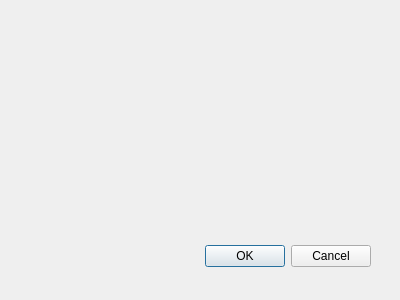
This is src/sendHushTransactionChat.ui in jahway603/SilentDragonLite as Qt 5 draws it before an edit. The edited form follows.
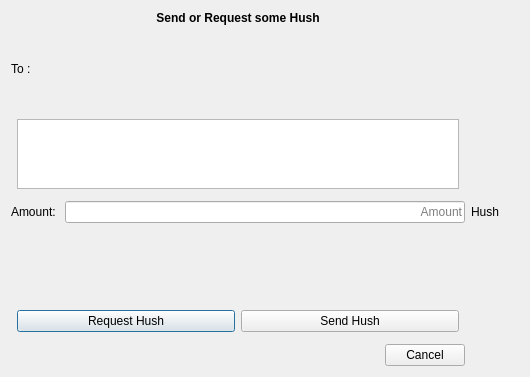
This is the edited form.

Commit message: add send Hush to a friend

What changed in the file:
```diff
--- a/src/sendHushTransactionChat.ui
+++ b/src/sendHushTransactionChat.ui
@@ -1,36 +1,203 @@
-<ui version="4.0" >
- <author></author>
- <comment></comment>
- <exportmacro></exportmacro>
- <class>Dialog</class>
- <widget class="QDialog" name="Dialog" >
-  <property name="geometry" >
+<?xml version="1.0" encoding="UTF-8"?>
+<ui version="4.0">
+ <class>transactionHush</class>
+ <widget class="QDialog" name="transactionHush">
+  <property name="geometry">
    <rect>
     <x>0</x>
     <y>0</y>
-    <width>400</width>
-    <height>300</height>
+    <width>530</width>
+    <height>377</height>
    </rect>
   </property>
   <property name="windowTitle" >
    <string>Dialog</string>
   </property>
-  <widget class="QDialogButtonBox" name="buttonBox" >
-   <property name="geometry" >
-    <rect>
-     <x>30</x>
-     <y>240</y>
-     <width>341</width>
-     <height>32</height>
-    </rect>
-   </property>
-   <property name="orientation" >
-    <enum>Qt::Horizontal</enum>
-   </property>
-   <property name="standardButtons" >
-    <set>QDialogButtonBox::Cancel|QDialogButtonBox::Ok</set>
-   </property>
-  </widget>
+  <layout class="QGridLayout" name="gridLayout_2">
+   <item row="0" column="0">
+    <widget class="QLabel" name="label">
+     <property name="maximumSize">
+      <size>
+       <width>16777215</width>
+       <height>20</height>
+      </size>
+     </property>
+     <property name="text">
+      <string>&lt;html&gt;&lt;head/&gt;&lt;body&gt;&lt;p align=&quot;center&quot;&gt;&lt;span style=&quot; font-weight:600;&quot;&gt;Send or Request some Hush&lt;/span&gt;&lt;/p&gt;&lt;/body&gt;&lt;/html&gt;</string>
+     </property>
+    </widget>
+   </item>
+   <item row="1" column="0">
+    <widget class="QLabel" name="label_2">
+     <property name="text">
+      <string>To :</string>
+     </property>
+    </widget>
+   </item>
+   <item row="1" column="2">
+    <spacer name="verticalSpacer_3">
+     <property name="orientation">
+      <enum>Qt::Vertical</enum>
+     </property>
+     <property name="sizeHint" stdset="0">
+      <size>
+       <width>20</width>
+       <height>65</height>
+      </size>
+     </property>
+    </spacer>
+   </item>
+   <item row="2" column="0">
+    <layout class="QHBoxLayout" name="horizontalLayout">
+     <property name="sizeConstraint">
+      <enum>QLayout::SetFixedSize</enum>
+     </property>
+     <property name="leftMargin">
+      <number>6</number>
+     </property>
+     <property name="topMargin">
+      <number>6</number>
+     </property>
+     <property name="rightMargin">
+      <number>6</number>
+     </property>
+     <property name="bottomMargin">
+      <number>6</number>
+     </property>
+     <item>
+      <widget class="QListView" name="contactName">
+       <property name="maximumSize">
+        <size>
+         <width>16777215</width>
+         <height>70</height>
+        </size>
+       </property>
+       <property name="verticalScrollBarPolicy">
+        <enum>Qt::ScrollBarAlwaysOff</enum>
+       </property>
+       <property name="horizontalScrollBarPolicy">
+        <enum>Qt::ScrollBarAlwaysOff</enum>
+       </property>
+       <property name="editTriggers">
+        <set>QAbstractItemView::NoEditTriggers</set>
+       </property>
+       <property name="showDropIndicator" stdset="0">
+        <bool>false</bool>
+       </property>
+      </widget>
+     </item>
+    </layout>
+   </item>
+   <item row="2" column="1">
+    <spacer name="verticalSpacer">
+     <property name="orientation">
+      <enum>Qt::Vertical</enum>
+     </property>
+     <property name="sizeHint" stdset="0">
+      <size>
+       <width>20</width>
+       <height>79</height>
+      </size>
+     </property>
+    </spacer>
+   </item>
+   <item row="3" column="0">
+    <layout class="QHBoxLayout" name="horizontalLayout_3">
+     <item>
+      <widget class="QLabel" name="label_6">
+       <property name="text">
+        <string>Amount: </string>
+       </property>
+      </widget>
+     </item>
+     <item>
+      <widget class="QLineEdit" name="amountChat">
+       <property name="baseSize">
+        <size>
+         <width>200</width>
+         <height>0</height>
+        </size>
+       </property>
+       <property name="alignment">
+        <set>Qt::AlignRight|Qt::AlignTrailing|Qt::AlignVCenter</set>
+       </property>
+       <property name="placeholderText">
+        <string>Amount</string>
+       </property>
+      </widget>
+     </item>
+    </layout>
+   </item>
+   <item row="4" column="1">
+    <spacer name="verticalSpacer_2">
+     <property name="orientation">
+      <enum>Qt::Vertical</enum>
+     </property>
+     <property name="sizeHint" stdset="0">
+      <size>
+       <width>20</width>
+       <height>64</height>
+      </size>
+     </property>
+    </spacer>
+   </item>
+   <item row="5" column="0">
+    <layout class="QHBoxLayout" name="horizontalLayout_2">
+     <property name="sizeConstraint">
+      <enum>QLayout::SetFixedSize</enum>
+     </property>
+     <property name="leftMargin">
+      <number>6</number>
+     </property>
+     <property name="topMargin">
+      <number>6</number>
+     </property>
+     <property name="rightMargin">
+      <number>6</number>
+     </property>
+     <property name="bottomMargin">
+      <number>6</number>
+     </property>
+     <item>
+      <widget class="QPushButton" name="sendHush">
+       <property name="text">
+        <string>Request Hush</string>
+       </property>
+      </widget>
+     </item>
+     <item>
+      <widget class="QPushButton" name="pushButton_2">
+       <property name="maximumSize">
+        <size>
+         <width>16777215</width>
+         <height>25</height>
+        </size>
+       </property>
+       <property name="text">
+        <string>Send Hush</string>
+       </property>
+      </widget>
+     </item>
+    </layout>
+   </item>
+   <item row="6" column="0">
+    <widget class="QDialogButtonBox" name="buttonBox">
+     <property name="orientation">
+      <enum>Qt::Horizontal</enum>
+     </property>
+     <property name="standardButtons">
+      <set>QDialogButtonBox::Cancel</set>
+     </property>
+    </widget>
+   </item>
+   <item row="3" column="1">
+    <widget class="QLabel" name="label_3">
+     <property name="text">
+      <string>Hush</string>
+     </property>
+    </widget>
+   </item>
+  </layout>
  </widget>
  <pixmapfunction></pixmapfunction>
  <resources/>
```
Left out of the diff: 26 changed lines with no effect on the pictures. The commit also changes 2 other files.
